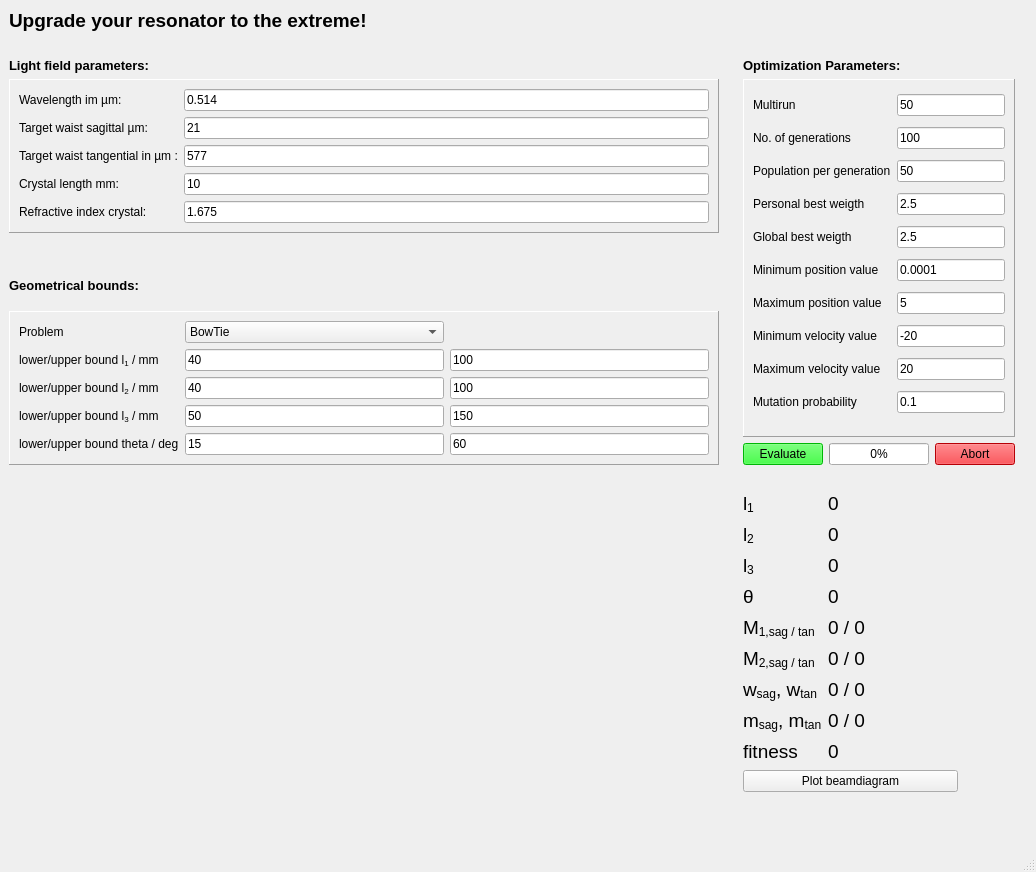
Above: assets/resonator_window.ui from NiceLaserGuy/GRay-CAD-2 before the change. Below: the same form after it.
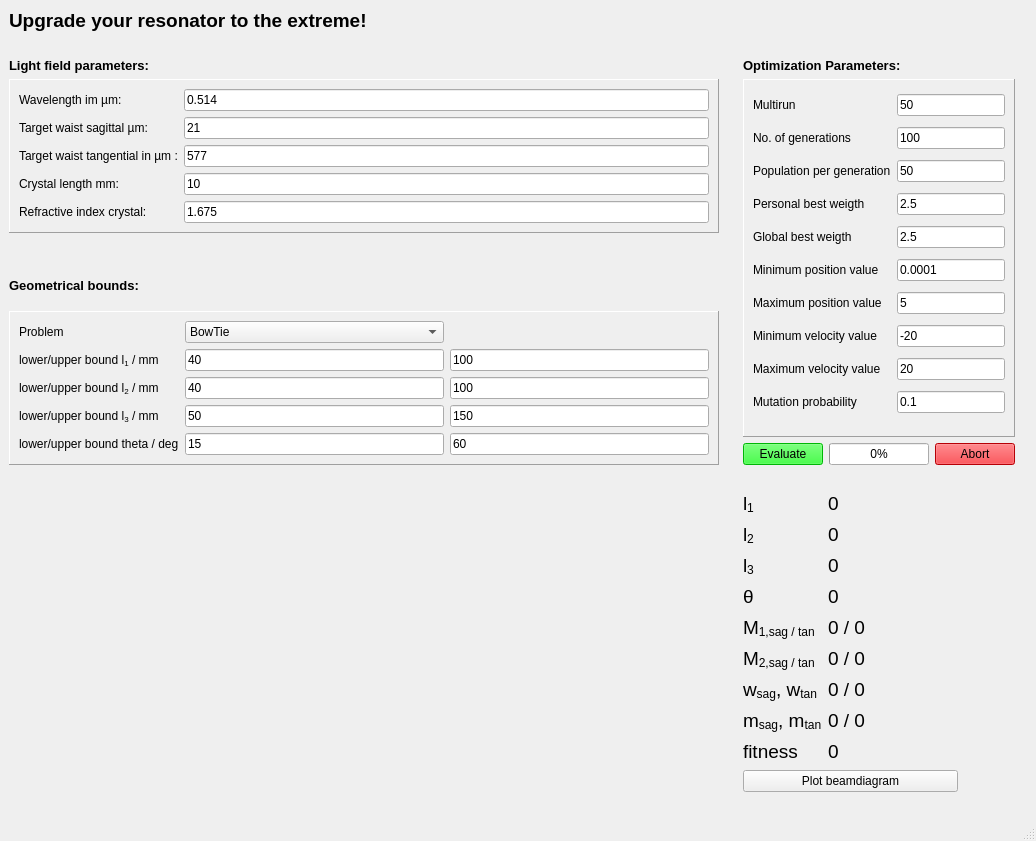
That is the form after the change. Icons and pictures are not drawn.

```diff
--- a/assets/resonator_window.ui
+++ b/assets/resonator_window.ui
@@ -7,7 +7,7 @@
     <x>0</x>
     <y>0</y>
     <width>1036</width>
-    <height>872</height>
+    <height>841</height>
    </rect>
   </property>
   <property name="windowTitle">
```
Left out of the diff: 10 changed lines with no effect on the pictures.
